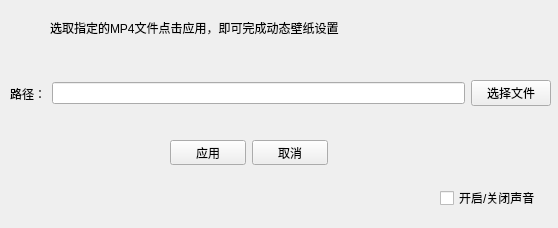
First picture: the form in widget.ui, repository 123456-cyber/Dynamic-wallpaper, before the edit.
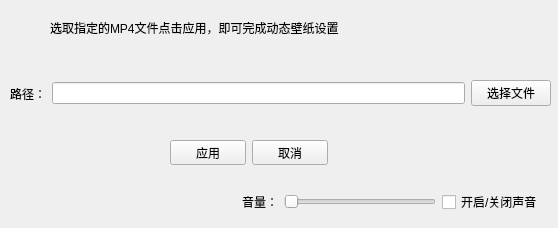
Second picture: the form after the edit.

Patch:
```diff
--- a/widget.ui
+++ b/widget.ui
@@ -26,20 +26,7 @@
     <string>选取指定的MP4文件点击应用，即可完成动态壁纸设置</string>
    </property>
   </widget>
-  <widget class="QCheckBox" name="checkBox">
-   <property name="geometry">
-    <rect>
-     <x>440</x>
-     <y>190</y>
-     <width>101</width>
-     <height>16</height>
-    </rect>
-   </property>
-   <property name="text">
-    <string>开启/关闭声音</string>
-   </property>
-  </widget>
-  <widget class="QWidget" name="">
+  <widget class="QWidget" name="layoutWidget">
    <property name="geometry">
     <rect>
      <x>170</x>
@@ -65,7 +52,7 @@
     </item>
    </layout>
   </widget>
-  <widget class="QWidget" name="">
+  <widget class="QWidget" name="layoutWidget">
    <property name="geometry">
     <rect>
      <x>10</x>
@@ -98,6 +85,39 @@
     </item>
    </layout>
   </widget>
+  <widget class="QWidget" name="">
+   <property name="geometry">
+    <rect>
+     <x>242</x>
+     <y>190</y>
+     <width>301</width>
+     <height>24</height>
+    </rect>
+   </property>
+   <layout class="QHBoxLayout" name="horizontalLayout_4">
+    <item>
+     <widget class="QLabel" name="label_3">
+      <property name="text">
+       <string>音量：</string>
+      </property>
+     </widget>
+    </item>
+    <item>
+     <widget class="QSlider" name="horizontalSlider">
+      <property name="orientation">
+       <enum>Qt::Horizontal</enum>
+      </property>
+     </widget>
+    </item>
+    <item>
+     <widget class="QCheckBox" name="checkBox">
+      <property name="text">
+       <string>开启/关闭声音</string>
+      </property>
+     </widget>
+    </item>
+   </layout>
+  </widget>
  </widget>
  <resources/>
  <connections/>
```
